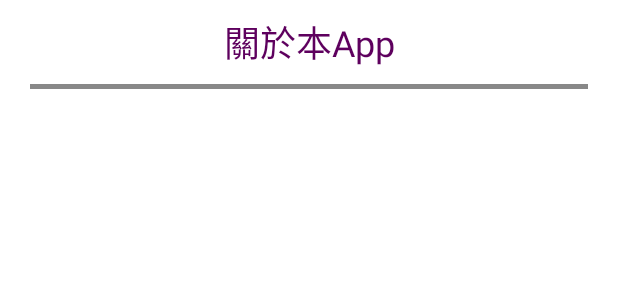
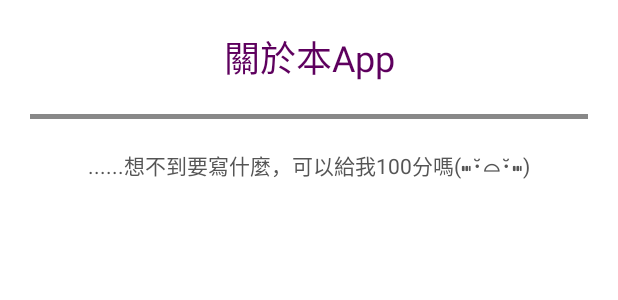
Before and after one commit to jessie900309/NTUE_AndroidFinalProject, an Android app: the layout sub_setting_help_aboutapp.xml on its own in the app's theme, with its tools: preview values and no code run, on a phone screen of 412 x 824 dp. Shown: the top 300 px of the screen. Run offline under Robolectric (Android 15) with nearby library versions, the phone set to English and light mode, and no system bars.

Commit message:
todo fix rec editText

```diff
--- a/app/src/main/java/com/example/finalproject/SubpageSettingAcknowledgment.java
+++ b/app/src/main/java/com/example/finalproject/SubpageSettingAcknowledgment.java
@@ -16,7 +16,7 @@ public class SubpageSettingAcknowledgment extends AppCompatActivity {
         setContentView(R.layout.sub_setting_help_acknowlegment);
 
         TextView textViewHyperLink = (TextView) findViewById(R.id.setting_menuAcknowledgments_IconSourceHyperLink);
-        textViewHyperLink.setText(Html.fromHtml("<a href=\"https://www.flaticon.com/authors/good-ware\">Flaticon</a>"));
+        textViewHyperLink.setText(Html.fromHtml(" <a href=\"https://www.flaticon.com/authors/good-ware\">Flaticon</a> "));
         textViewHyperLink.setMovementMethod(LinkMovementMethod.getInstance());
     }
 }
--- a/app/src/main/res/layout/sub_setting_help_aboutapp.xml
+++ b/app/src/main/res/layout/sub_setting_help_aboutapp.xml
@@ -4,7 +4,8 @@
     android:layout_width="match_parent"
     android:layout_height="match_parent"
     android:gravity="top"
-    android:orientation="vertical">
+    android:orientation="vertical"
+    android:background="@color/settingpage_pageBackgroundColor" >
 
     <!--    AppBar Title-->
     <TextView
@@ -25,7 +26,13 @@
         android:layout_marginBottom="@dimen/page_dividePadding"/>
 
     <!--    內文-->
-
+    <TextView
+        android:layout_width="match_parent"
+        android:layout_height="wrap_content"
+        android:gravity="center"
+        android:textSize="@dimen/settingpage_pageTextSize"
+        android:textColor="@color/settingpage_pageTextColor"
+        android:text="......想不到要寫什麼，可以給我100分嗎(⑉･̆⌓･̆⑉)"/>
 
 
 </LinearLayout>
--- a/app/src/main/res/layout/sub_setting_help_acknowlegment.xml
+++ b/app/src/main/res/layout/sub_setting_help_acknowlegment.xml
@@ -4,7 +4,8 @@
     android:layout_width="match_parent"
     android:layout_height="match_parent"
     android:gravity="top"
-    android:orientation="vertical">
+    android:orientation="vertical"
+    android:background="@color/settingpage_pageBackgroundColor" >
 
     <!--    AppBar Title-->
     <TextView
--- a/app/src/main/res/values/colors.xml
+++ b/app/src/main/res/values/colors.xml
@@ -9,13 +9,13 @@
     <color name="black">#FF000000</color>
     <color name="white">#FFFFFFFF</color>
 
-
     <color name="PrimartTextColor">#FF000000</color>
     <color name="SecondTextColor">#FF888888</color>
 
     <color name="moneyDecreaseTextColor">#FF930000</color>
     <color name="moneyIncreaseTextColor">#FF00A600</color>
 
+    <color name="settingpage_pageBackgroundColor">#FFFFFFFF</color>
     <color name="settingpage_appBarTitleTextColor">#FF5E005E</color>
     <color name="settingpage_pageTitleTextColor">#FF222222</color>
     <color name="settingpage_pageTextColor">#FF555555</color>
--- a/app/src/main/res/values/dimens.xml
+++ b/app/src/main/res/values/dimens.xml
@@ -34,9 +34,8 @@
     <dimen name="setting_subItemPadding">0dp</dimen>
 
     <dimen name="settingpage_appBarTitleTextSize">24sp</dimen>
-    <dimen name="settingpage_appBarTitlePadding">10dp</dimen>
+    <dimen name="settingpage_appBarTitlePadding">20dp</dimen>
     <dimen name="settingpage_pagePaddingHorizontal">20dp</dimen>
-
     <dimen name="settingpage_pageTitleTextSize">16sp</dimen>
     <dimen name="settingpage_pageTextSize">14sp</dimen>
     <dimen name="settingpage_pageTextPaddingVertical">10dp</dimen>
--- a/app/src/main/res/values/strings.xml
+++ b/app/src/main/res/values/strings.xml
@@ -55,8 +55,7 @@
 
     <string name="setting_menuAcknowledgments_Copyright">Copyright © 2021 jessieOuO. All rights reserved.</string>
     <string name="setting_menuAcknowledgments_IconSource">Icons made by </string>
-    <string name="setting_menuAcknowledgments_IconSourceName">Flaticon</string>
-
+    <string name="setting_menuAcknowledgments_IconSourceName"> Flaticon </string>
 
     <!--    calculator String-->
     <string name="cal_initResult">0.0</string>
```
Also changed, not shown: app/src/main/AndroidManifest.xml (+9 -0 lines), app/src/main/java/com/example/finalproject/SubpageSetting.java (+16 -3 lines), app/src/main/java/com/example/finalproject/SubpageSettingAbout.java (added, +15 -0 lines), app/src/main/java/com/example/finalproject/SubpageSettingRecommend.java (added, +17 -0 lines), app/src/main/res/layout/sub_setting_help_recommend.xml (+22 -19 lines).
